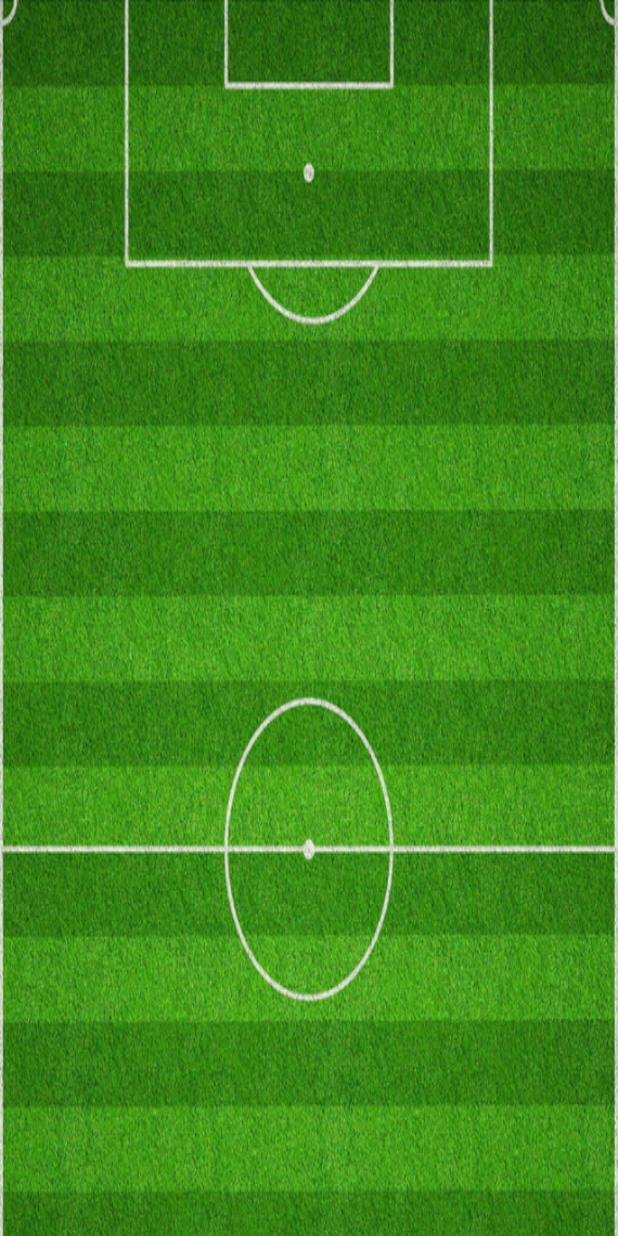
After one commit to HubNeyamar11/FoorballFormation, an Android app: the layout activuty_real.xml on its own in the app's theme, with its tools: preview values and no code run, on a phone screen of 412 x 824 dp. The commit adds this screen. Run offline under Robolectric (Android 15) with nearby library versions, the phone set to English and light mode, and no system bars.

Commit message:
로그인 시에 아이디 불러오기 + 팀등록,풋살 액티비티 생성 + 팀등록 버튼 클릭 시 팀 구현 액티비티 사용가능

```diff
--- a/app/src/main/AndroidManifest.xml
+++ b/app/src/main/AndroidManifest.xml
@@ -8,7 +8,7 @@
         android:label="FF"
         android:roundIcon="@mipmap/ic_launcher_round"
         android:supportsRtl="true"
-        android:theme="@style/AppTheme">
+        android:theme="@style/Theme.AppCompat.NoActionBar">
         <activity android:name=".Footsal"></activity>
         <activity android:name=".Soccer" />
         <activity android:name=".LoginActivity">
--- a/app/src/main/res/layout/activity_main.xml
+++ b/app/src/main/res/layout/activity_main.xml
@@ -20,9 +20,9 @@
         android:id="@+id/soccerButton"
         android:layout_width="wrap_content"
         android:layout_height="wrap_content"
-        android:text="축구"
         app:layout_constraintStart_toStartOf="parent"
-        app:layout_constraintTop_toBottomOf="@+id/welcomeMessage" />
+        app:layout_constraintTop_toBottomOf="@+id/welcomeMessage"
+        android:text="팀 등록"/>
 
     <Button
         android:id="@+id/footsalButton"
--- /dev/null
+++ b/app/src/main/res/layout/activuty_real.xml
@@ -0,0 +1,37 @@
+<?xml version="1.0" encoding="utf-8"?>
+
+
+<androidx.constraintlayout.widget.ConstraintLayout android:id="@+id/formlayout2"
+    android:layout_width="match_parent"
+    android:layout_height="match_parent"
+
+    tools:context=".MainActivity"
+    xmlns:android="http://schemas.android.com/apk/res/android"
+    xmlns:app="http://schemas.android.com/apk/res-auto"
+    xmlns:tools="http://schemas.android.com/tools">
+
+
+    <LinearLayout
+        android:id="@+id/linearLayout2"
+        android:layout_width="match_parent"
+        android:layout_height="1705px"
+        android:background="@drawable/football"
+        android:orientation="vertical">
+
+
+
+    </LinearLayout>
+
+    <Button
+        android:id="@+id/addBtn"
+        android:layout_width="wrap_content"
+        android:layout_height="wrap_content"
+        android:layout_weight="1"
+        android:text="선수 추가"
+        app:layout_constraintStart_toStartOf="parent"
+        app:layout_constraintTop_toBottomOf="@+id/linearLayout2"
+        />
+
+
+
+</androidx.constraintlayout.widget.ConstraintLayout>
```
Also changed, not shown: app/src/main/java/com/example/myapplication/Soccer.java (+203 -1 lines), app/src/main/res/layout/player.xml (added, +30 -0 lines), app/src/main/res/drawable/defenders.png (added), app/src/main/res/drawable/football.png (added), app/src/main/res/drawable/forwards.png (added), app/src/main/res/drawable/keepers.png (added), app/src/main/res/drawable/midfielders.png (added), app/src/main/res/drawable/uniformchange.png (added).
